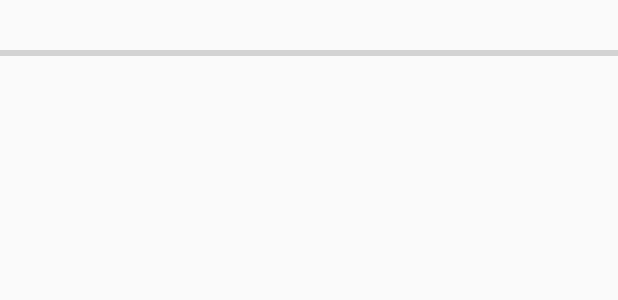
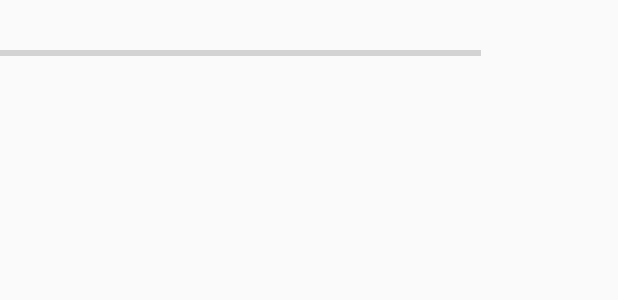
Before and after one commit to vitali-anku/CourseWork_5Sem, an Android app: the layout layout_adapter2.xml on its own in the app's theme, with its tools: preview values and no code run, on a phone screen of 412 x 824 dp. Shown: the top 300 px of the screen. Run offline under Robolectric (Android 15) with nearby library versions, the phone set to English and light mode, and no system bars.

Commit message:
fics bag

```diff
--- a/1/app/src/main/res/layout/activity_main.xml
+++ b/1/app/src/main/res/layout/activity_main.xml
@@ -20,14 +20,13 @@
                 android:layout_height="match_parent"
                 android:layout_weight="1"
                 android:text="@string/add"
-                android:id="@+id/btn1"
-                android:onClick="OnClick"/>
+                android:id="@+id/btn1"/>
             <Button
                 android:layout_width="wrap_content"
                 android:layout_height="match_parent"
                 android:layout_weight="1"
                 android:text="@string/next"
                 android:id="@+id/btn2"
-                android:onClick="OnClick"/>
+                android:saveEnabled="true"/>
         </LinearLayout>
 </RelativeLayout>
--- a/1/app/src/main/res/layout/layout_adapter2.xml
+++ b/1/app/src/main/res/layout/layout_adapter2.xml
@@ -3,33 +3,33 @@
     android:layout_width="match_parent"
     android:layout_height="match_parent"
     android:orientation="vertical">
+        <TextView
+            android:layout_width="match_parent"
+            android:layout_height="wrap_content"
+            android:textSize="20dp"
+            android:textAlignment="center"
+            android:id="@+id/nameList"/>
 
     <LinearLayout
         android:layout_width="match_parent"
         android:layout_height="wrap_content"
         android:orientation="horizontal">
-        <TextView
+
+        <ProgressBar
             android:layout_width="wrap_content"
             android:layout_height="wrap_content"
-            android:layout_weight="1"
-
-            android:textSize="20dp"
-            android:textAlignment="center"
-            android:id="@+id/nameList"/>
+            android:layout_weight="9"
+            style="@style/Widget.AppCompat.ProgressBar.Horizontal"
+            android:id="@+id/progress"/>
 
         <TextView
             android:layout_width="wrap_content"
             android:layout_height="wrap_content"
-            android:layout_weight="1"
+            android:layout_weight="3"
             android:textSize="20dp"
             android:textAlignment="center"
             android:id="@+id/countList"/>
+
     </LinearLayout>
 
-    <ProgressBar
-        android:layout_width="match_parent"
-        android:layout_height="wrap_content"
-        style="@style/Widget.AppCompat.ProgressBar.Horizontal"
-        android:id="@+id/progress"/>
-
 </LinearLayout>
```
Also changed, not shown: 1/app/src/main/java/travel/avg/task1/InterviewActivity.java (+10 -44 lines), 1/app/src/main/java/travel/avg/task1/LastActivity.java (+11 -0 lines), 1/app/src/main/java/travel/avg/task1/MainActivity.java (+74 -14 lines), 1 other file.
